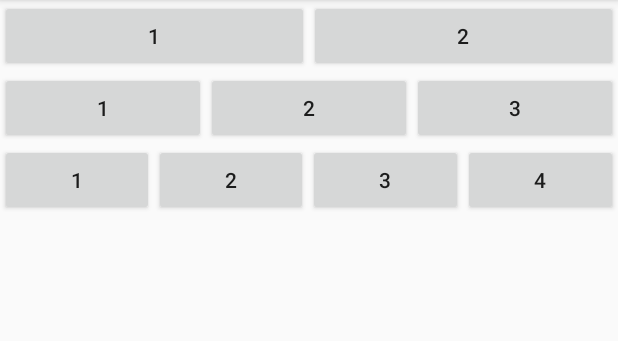
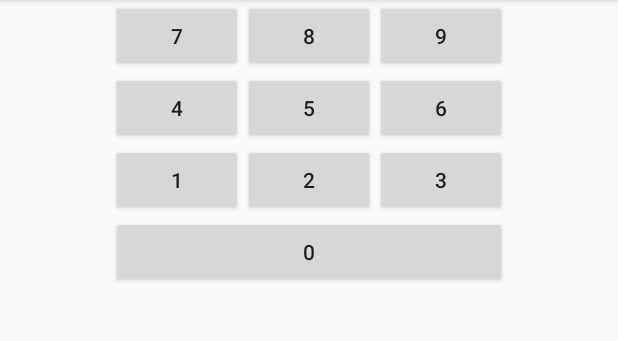
Before and after one commit to tkppro/AndroidApplication, an Android app: the screen it shows after launch (MainActivity), on a phone screen of 412 x 824 dp, the part 84-425 px from its top. Run offline under Robolectric (Android 15) with nearby library versions, the phone set to English and light mode, and no system bars.

Commit message:
Updated bai3 LayoutExercises

```diff
--- a/LayoutExercises/app/src/main/java/sourcecode/thangdang/layoutexercises/MainActivity.java
+++ b/LayoutExercises/app/src/main/java/sourcecode/thangdang/layoutexercises/MainActivity.java
@@ -8,6 +8,6 @@ public class MainActivity extends AppCompatActivity {
     @Override
     protected void onCreate(Bundle savedInstanceState) {
         super.onCreate(savedInstanceState);
-        setContentView(R.layout.bai3_layout_2);
+        setContentView(R.layout.bai3_layout_4);
     }
 }
--- a/LayoutExercises/app/src/main/res/layout/bai3_layout_2.xml
+++ b/LayoutExercises/app/src/main/res/layout/bai3_layout_2.xml
@@ -59,6 +59,7 @@
             android:layout_height="wrap_content"
             android:layout_alignParentStart="true"
             android:layout_below="@+id/linearLayout"
+
             android:orientation="horizontal">
 
             <Button
--- /dev/null
+++ b/LayoutExercises/app/src/main/res/layout/bai3_layout_3.xml
@@ -0,0 +1,32 @@
+<?xml version="1.0" encoding="utf-8"?>
+<LinearLayout xmlns:android="http://schemas.android.com/apk/res/android"
+    xmlns:app="http://schemas.android.com/apk/res-auto"
+    xmlns:tools="http://schemas.android.com/tools"
+    android:layout_width="match_parent"
+    android:layout_height="match_parent"
+    tools:context="sourcecode.thangdang.layoutexercises.MainActivity">
+
+        <Button
+            android:id="@+id/bnt_1"
+            android:layout_width="wrap_content"
+            android:layout_height="wrap_content"
+            android:layout_alignParentBottom="true"
+            android:layout_alignParentStart="true"
+            android:layout_weight="1"
+            android:text="Back"
+            android:layout_gravity="bottom"
+            />
+
+        <Button
+            android:id="@+id/btn_2"
+            android:layout_width="wrap_content"
+            android:layout_height="wrap_content"
+            android:layout_weight="1"
+            android:text="Next"
+            android:layout_toEndOf="@id/bnt_1"
+            android:layout_alignBaseline="@id/bnt_1"
+            android:layout_gravity="bottom"
+            />
+
+
+</LinearLayout>
--- /dev/null
+++ b/LayoutExercises/app/src/main/res/layout/bai3_layout_4.xml
@@ -0,0 +1,107 @@
+<?xml version="1.0" encoding="utf-8"?>
+<RelativeLayout xmlns:android="http://schemas.android.com/apk/res/android"
+    xmlns:app="http://schemas.android.com/apk/res-auto"
+    xmlns:tools="http://schemas.android.com/tools"
+    android:layout_width="match_parent"
+    android:layout_height="match_parent"
+    tools:context="sourcecode.thangdang.layoutexercises.MainActivity">
+
+    <Button
+        android:id="@+id/btn_1"
+        android:layout_width="wrap_content"
+        android:layout_height="wrap_content"
+        android:layout_below="@id/btn_4"
+        android:layout_toStartOf="@id/btn_2"
+        android:text="1"
+        />
+
+    <Button
+        android:id="@+id/btn_2"
+        android:layout_width="wrap_content"
+        android:layout_height="wrap_content"
+        android:text="2"
+        android:layout_below="@id/btn_5"
+        android:layout_centerHorizontal="true"
+        />
+
+    <Button
+        android:id="@+id/btn_3"
+        android:layout_width="wrap_content"
+        android:layout_height="wrap_content"
+        android:text="3"
+        android:layout_toEndOf="@id/btn_2"
+        android:layout_below="@id/btn_6"
+        />
+
+    <Button
+        android:id="@+id/btn_4"
+        android:layout_width="wrap_content"
+        android:layout_height="wrap_content"
+        android:layout_alignBaseline="@+id/btn_5"
+        android:layout_alignBottom="@+id/btn_5"
+        android:layout_alignStart="@+id/btn_7"
+        android:text="4" />
+
+    <Button
+        android:id="@+id/btn_5"
+        android:layout_width="wrap_content"
+        android:layout_height="wrap_content"
+        android:text="5"
+        android:layout_below="@id/btn_8"
+        android:layout_centerHorizontal="true"
+        />
+
+    <Button
+        android:id="@+id/btn_6"
+        android:layout_width="wrap_content"
+        android:layout_height="wrap_content"
+        android:text="6"
+        android:layout_below="@id/btn_9"
+        android:layout_toEndOf="@id/btn_5"
+        />
+
+    <Button
+        android:id="@+id/btn_7"
+        android:layout_width="wrap_content"
+        android:layout_height="wrap_content"
+        android:text="7"
+        android:layout_toStartOf="@id/btn_8"
+        />
+
+    <Button
+        android:id="@+id/btn_8"
+        android:layout_width="wrap_content"
+        android:layout_height="wrap_content"
+        android:text="8"
+        android:layout_centerHorizontal="true"
+        />
+
+    <Button
+        android:id="@+id/btn_9"
+        android:layout_width="wrap_content"
+        android:layout_height="wrap_content"
+        android:text="9"
+        android:layout_toEndOf="@id/btn_8"
+        />
+
+    <LinearLayout
+        android:layout_width="match_parent"
+        android:layout_height="wrap_content"
+        android:layout_alignStart="@id/btn_1"
+        android:layout_alignEnd="@+id/btn_3"
+        android:layout_below="@+id/btn_2"
+        android:layout_toLeftOf="@id/btn_1"
+        android:orientation="horizontal">
+
+        <Button
+            android:id="@+id/btn_0"
+            android:layout_width="wrap_content"
+            android:layout_height="wrap_content"
+            android:text="0"
+            android:layout_below="@id/btn_2"
+            android:layout_weight="1"
+            />
+    </LinearLayout>
+
+
+</RelativeLayout>
```
